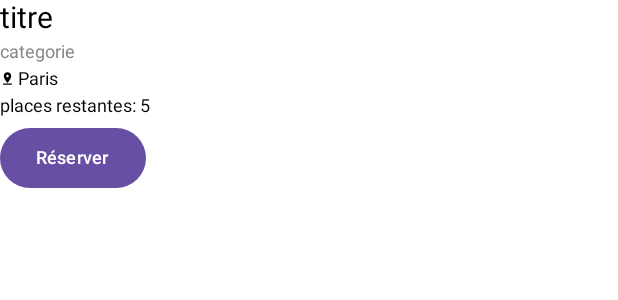
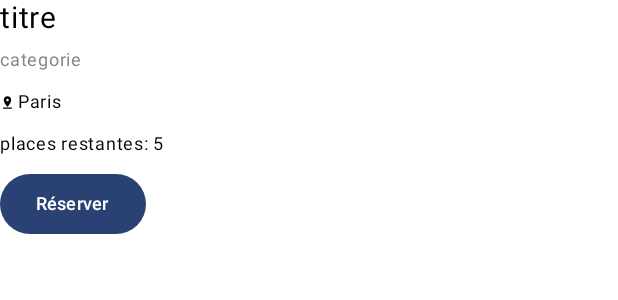
Before and after one commit to leodar163/exercice02_leobg, an Android app built with Jetpack Compose: the @Preview function EventCardPreview, on a phone screen of 412 x 824 dp. Shown: the top 300 px of the screen. Run offline under Robolectric (Android 15) with nearby library versions, the phone set to English and light mode, and no system bars.

Commit message:
catalogue v0.2

```diff
--- a/app/src/main/java/com/leobg/exercice02_leobg/components/EventCard.kt
+++ b/app/src/main/java/com/leobg/exercice02_leobg/components/EventCard.kt
@@ -21,6 +21,7 @@ import androidx.compose.ui.tooling.preview.Preview
 import androidx.compose.ui.unit.dp
 import androidx.compose.ui.unit.sp
 import com.leobg.exercice02_leobg.models.Event
+import com.leobg.exercice02_leobg.ui.theme.Exercice02_leobgTheme
 
 @Composable
 fun EventCard(event: Event, onBook: () -> Unit) {
@@ -56,7 +57,9 @@ fun EventCard(event: Event, onBook: () -> Unit) {
 @Composable
 @Preview
 fun EventCardPreview() {
-    Box(modifier = Modifier.size(400.dp, 400.dp)) {
-        EventCard(event = Event(2, "titre", "categorie", "Paris", capacity = 5)) { }
+    Exercice02_leobgTheme {
+        Box(modifier = Modifier.size(400.dp, 400.dp)) {
+            EventCard(event = Event(2, "titre", "categorie", "Paris", capacity = 5)) { }
+        }
     }
 }
```
